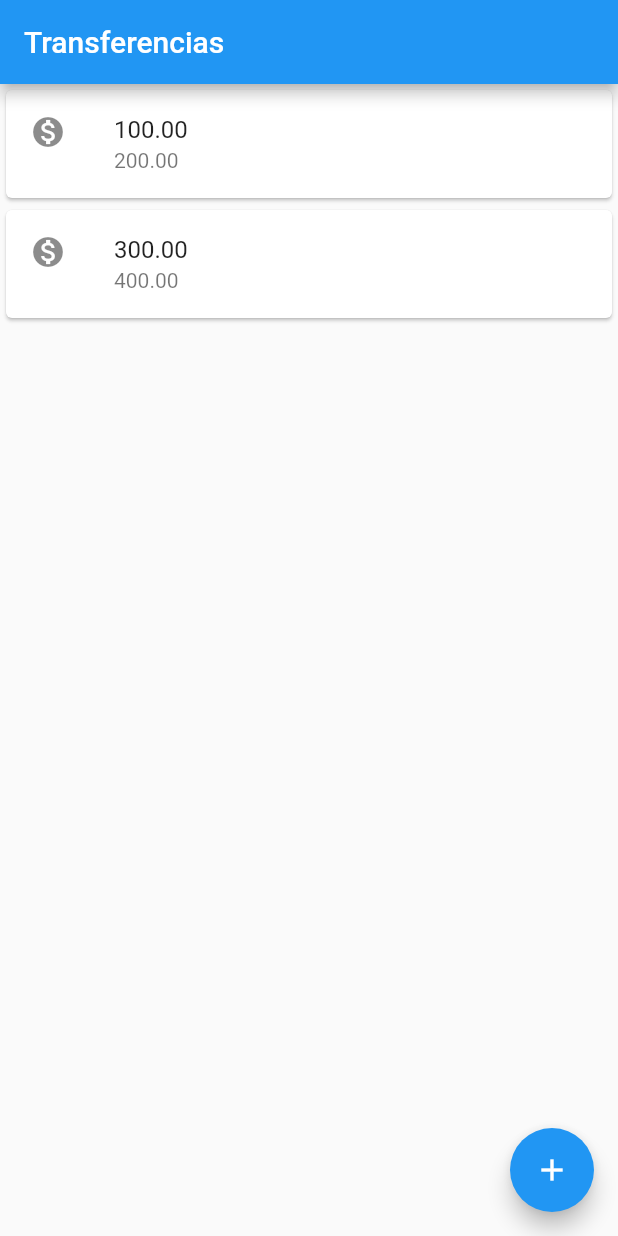
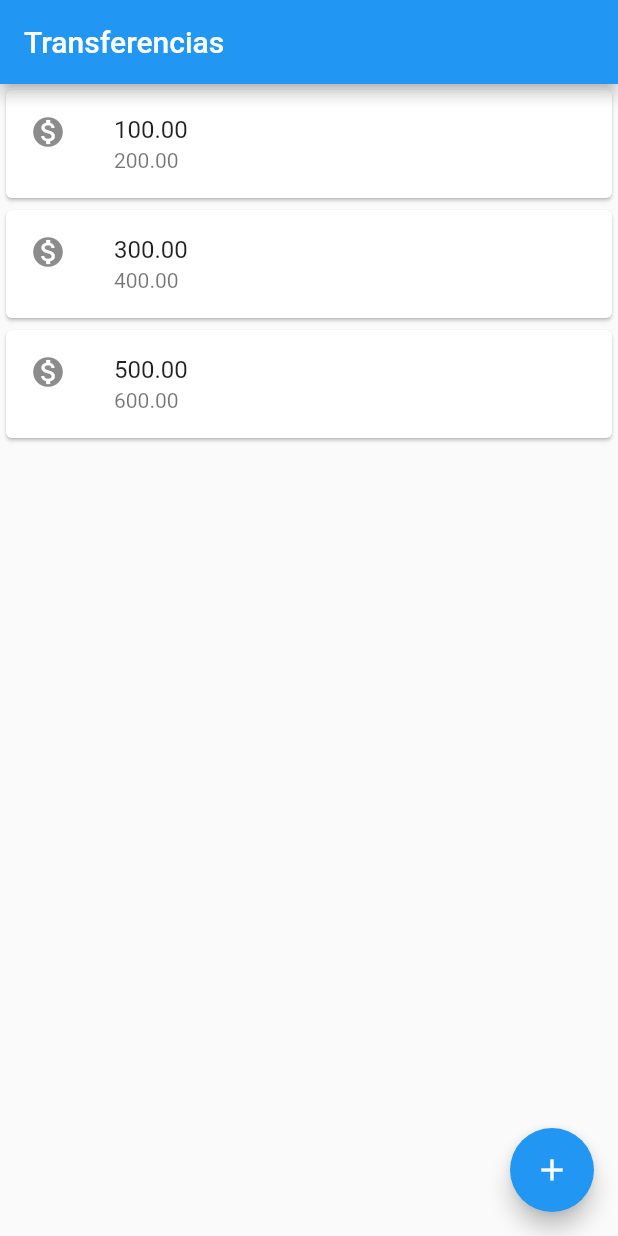
Before and after one commit to cesaralcancio/flutter_bytebank, a Flutter app: the screen it shows after launch, on a phone screen of 412 x 824 dp. Run offline on Flutter 3.47's test engine with Material 2 defaults, Android fonts, the light colour scheme and no system bars.

Commit message:
Add first version of lista transferencias widget

```diff
--- a/lib/main.dart
+++ b/lib/main.dart
@@ -2,7 +2,19 @@ import 'package:flutter/material.dart';
 
 void main() => runApp(MaterialApp(
       home: Scaffold(
-        body: Column(
+        body: ListaTransferencia(),
+        appBar: AppBar(
+          title: Text('Transferencias'),
+        ),
+        floatingActionButton:
+            FloatingActionButton(onPressed: () {}, child: Icon(Icons.add)),
+      ),
+    ));
+
+class ListaTransferencia extends StatelessWidget {
+  @override
+  Widget build(BuildContext context) {
+    return Column(
       children: [
         Card(
           child: ListTile(
@@ -18,12 +30,14 @@ void main() => runApp(MaterialApp(
             subtitle: Text('400.00'),
           ),
         ),
+        Card(
+          child: ListTile(
+            leading: Icon(Icons.monetization_on),
+            title: Text('500.00'),
+            subtitle: Text('600.00'),
+          ),
+        ),
       ],
-        ),
-        appBar: AppBar(
-          title: Text('Transferencias'),
-        ),
-        floatingActionButton:
-            FloatingActionButton(onPressed: () {}, child: Icon(Icons.add)),
-      ),
-    ));
+    );
+  }
+}
```
Lines whose indentation alone changed are shown as unchanged.
